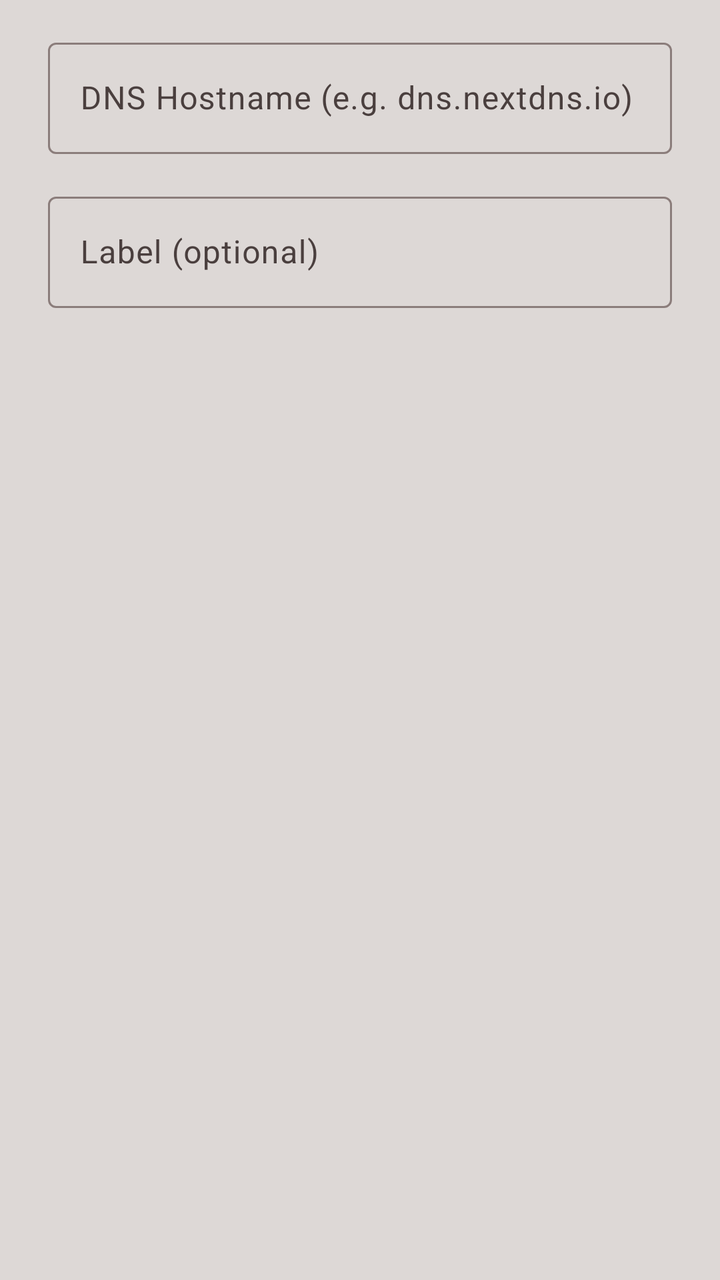
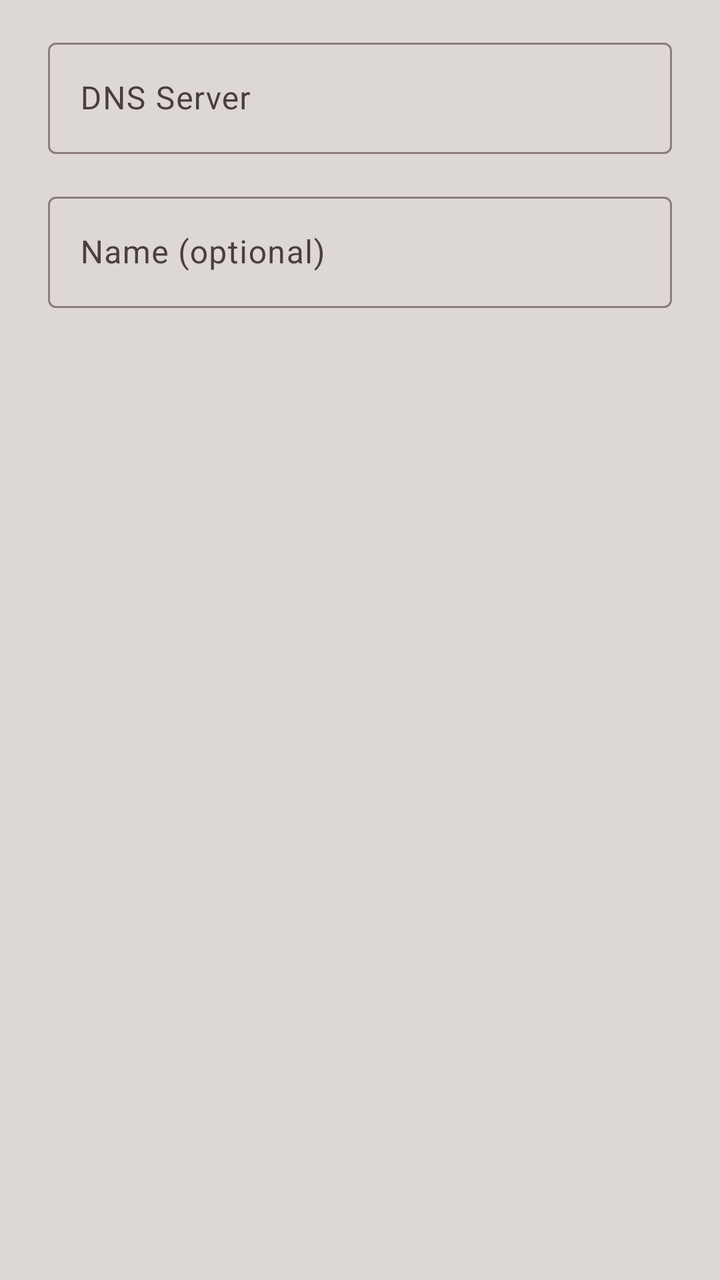

Two renders of the same Android screen: before a commit and after it. Below are the layout's source before the change and the commit's diff.
<!-- AndroidManifest.xml: application theme Theme.DNSToggle -->
<!-- res/layout/dialog_add_hostname.xml -->
<?xml version="1.0" encoding="utf-8"?>
<androidx.core.widget.NestedScrollView xmlns:android="http://schemas.android.com/apk/res/android"
	android:layout_width="match_parent"
	android:layout_height="wrap_content"
	android:fillViewport="true">

	<LinearLayout
		android:layout_width="match_parent"
		android:layout_height="wrap_content"
		android:orientation="vertical"
		android:paddingStart="24dp"
		android:paddingTop="16dp"
		android:paddingEnd="24dp"
		android:paddingBottom="0dp">

		<com.google.android.material.textfield.TextInputLayout
			android:id="@+id/textInputLayoutHostname"
			style="@style/Widget.Material3.TextInputLayout.OutlinedBox"
			android:layout_width="match_parent"
			android:layout_height="wrap_content"
			android:layout_marginBottom="16dp"
			android:hint="@string/dns_hostname_hint">

			<com.google.android.material.textfield.TextInputEditText
				android:id="@+id/etHostname"
				android:layout_width="match_parent"
				android:layout_height="wrap_content"
				android:imeOptions="actionNext"
				android:inputType="textUri"
				android:maxLines="1"
				android:singleLine="true" />

		</com.google.android.material.textfield.TextInputLayout>

		<com.google.android.material.textfield.TextInputLayout
			android:id="@+id/textInputLayoutLabel"
			style="@style/Widget.Material3.TextInputLayout.OutlinedBox"
			android:layout_width="match_parent"
			android:layout_height="wrap_content"
			android:hint="@string/dns_label_hint">

			<com.google.android.material.textfield.TextInputEditText
				android:id="@+id/etLabel"
				android:layout_width="match_parent"
				android:layout_height="wrap_content"
				android:imeOptions="actionDone"
				android:inputType="text"
				android:maxLines="1"
				android:singleLine="true" />

		</com.google.android.material.textfield.TextInputLayout>

	</LinearLayout>
</androidx.core.widget.NestedScrollView>
<!-- resources referenced by this layout -->
<resources>
  <string name="dns_hostname_hint">DNS Hostname (e.g. dns.nextdns.io)</string>
  <string name="dns_label_hint">Label (optional)</string>
  <style name="Theme.DNSToggle" parent="Theme.Material3.DayNight.NoActionBar">
  		
  		<item name="colorPrimary">@color/light_accent</item>
  		<item name="colorOnPrimary">@color/white</item>
  
  		
  		<item name="colorSecondaryContainer">@color/light_neutral</item>
  		<item name="colorOnSecondaryContainer">@color/light_text</item>
  
  		
  		<item name="android:colorBackground">@color/light_background</item>
  		<item name="colorSurface">@color/light_background</item>
  		<item name="colorOnSurface">@color/light_text</item>
  		<item name="colorOnSurfaceVariant">@color/light_text_variant</item>
  		<item name="android:textColorPrimary">@color/light_text</item>
  
  		
  		<item name="colorOutline">@color/light_outline</item>
  
  		<item name="warning_color">@color/warning_color</item>
  
  		
  		<item name="android:statusBarColor">?attr/colorSurface</item>
  		<item name="android:windowLightStatusBar">true</item>
  	</style>
  <color name="light_accent">#6d0a1f</color>
  <color name="white">#FFFFFFFF</color>
  <color name="light_neutral">#cbc7c5</color>
  <color name="light_text">#221a1f</color>
  <color name="light_background">#ddd8d6</color>
  <color name="light_text_variant">#4a3f3e</color>
  <color name="light_outline">#8b7d7b</color>
  <color name="warning_color">#a35b12</color>
</resources>

<!-- the commit's change to res/layout/dialog_add_hostname.xml (unified diff, before → after) -->
@@ -1,5 +1,6 @@
 <?xml version="1.0" encoding="utf-8"?>
 <androidx.core.widget.NestedScrollView xmlns:android="http://schemas.android.com/apk/res/android"
+	xmlns:app="http://schemas.android.com/apk/res-auto"
 	android:layout_width="match_parent"
 	android:layout_height="wrap_content"
 	android:fillViewport="true">
@@ -19,7 +20,8 @@
 			android:layout_width="match_parent"
 			android:layout_height="wrap_content"
 			android:layout_marginBottom="16dp"
-			android:hint="@string/dns_hostname_hint">
+			android:hint="@string/dns_hostname_hint"
+			app:placeholderText="@string/dns_hostname_placeholder">
 
 			<com.google.android.material.textfield.TextInputEditText
 				android:id="@+id/etHostname"
<!-- resource entries referenced after the edit -->
@@ -1,7 +1,8 @@
 <!-- resources referenced by this layout -->
 <resources>
-  <string name="dns_hostname_hint">DNS Hostname (e.g. dns.nextdns.io)</string>
-  <string name="dns_label_hint">Label (optional)</string>
+  <string name="dns_hostname_hint">DNS Server</string>
+  <string name="dns_hostname_placeholder">dns.nextdns.io</string>
+  <string name="dns_label_hint">Name (optional)</string>
   <style name="Theme.DNSToggle" parent="Theme.Material3.DayNight.NoActionBar">
   		
   		<item name="colorPrimary">@color/light_accent</item>
